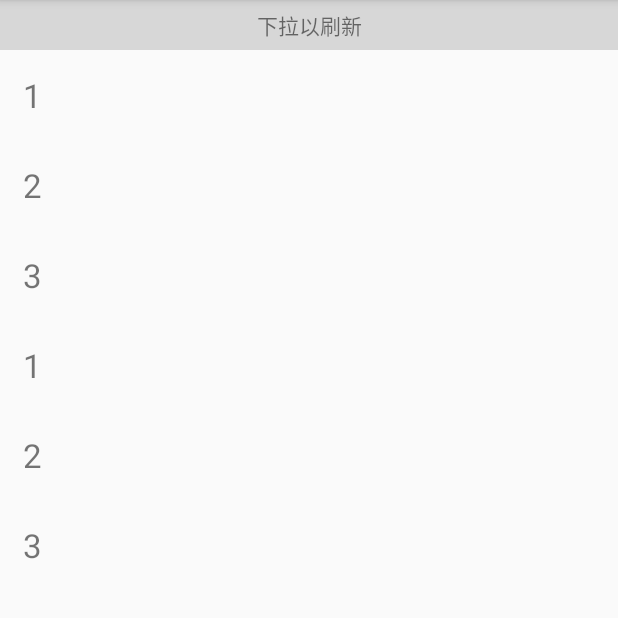
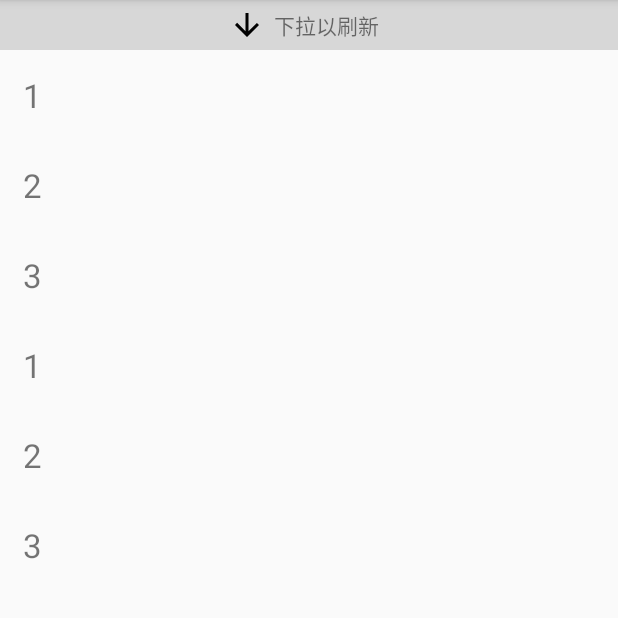
Before and after one commit to lvrayman/CoolRecycleViewAdapter, an Android app: the screen it shows after launch (MainActivity), on a phone screen of 412 x 824 dp, the part 84-702 px from its top. Run offline under Robolectric (Android 15) with nearby library versions, the phone set to English and light mode, and no system bars.

Commit message:
下拉刷新时的动画效果

```diff
--- a/coolrecyclerviewadapter/src/main/java/com/rayman/coolrecyclerviewadapter/IHeadRefreshHolder.kt
+++ b/coolrecyclerviewadapter/src/main/java/com/rayman/coolrecyclerviewadapter/IHeadRefreshHolder.kt
@@ -7,8 +7,8 @@ package com.rayman.coolrecyclerviewadapter
 interface IHeadRefreshHolder {
 
     fun onReset()
-
     fun onPrepare()
+    fun onUnprepare()
     fun onMove(offset: Float)
     fun onRelease()
     fun onRefreshFinish()
--- /dev/null
+++ b/coolrecyclerviewadapter/src/main/res/drawable/ic_arrow_down.xml
@@ -0,0 +1,9 @@
+<vector xmlns:android="http://schemas.android.com/apk/res/android"
+        android:width="24dp"
+        android:height="24dp"
+        android:viewportWidth="24.0"
+        android:viewportHeight="24.0">
+    <path
+        android:pathData="M20,12l-1.41,-1.41L13,16.17V4h-2v12.17l-5.58,-5.59L4,12l8,8 8,-8z"
+        android:fillColor="#010101"/>
+</vector>
--- a/coolrecyclerviewadapter/src/main/res/layout/view_head.xml
+++ b/coolrecyclerviewadapter/src/main/res/layout/view_head.xml
@@ -3,11 +3,24 @@
     android:layout_width="match_parent"
     android:layout_height="wrap_content"
     android:background="#24000000"
+    android:gravity="center"
     android:orientation="horizontal">
+
+    <ImageView
+        android:id="@+id/iv_arrow"
+        android:layout_width="wrap_content"
+        android:layout_height="wrap_content"
+        android:background="@drawable/ic_arrow_down" />
+
+    <ProgressBar
+        android:id="@+id/pb_refreshing"
+        android:layout_width="30dp"
+        android:layout_height="30dp"
+        android:visibility="gone" />
 
     <TextView
         android:id="@+id/tv_head"
-        android:layout_width="match_parent"
+        android:layout_width="wrap_content"
         android:layout_height="wrap_content"
         android:gravity="center"
         android:padding="6dp"
--- a/coolrecyclerviewadapter/src/main/res/values/strings.xml
+++ b/coolrecyclerviewadapter/src/main/res/values/strings.xml
@@ -4,5 +4,6 @@
     <string name="info_loading">正在加载中...</string>
     <string name="pull_to_refresh">下拉以刷新</string>
     <string name="release_to_refresh">松手以刷新</string>
+    <string name="refreshing">刷新中</string>
 
 </resources>
```
Also changed, not shown: coolrecyclerviewadapter/src/main/java/com/rayman/coolrecyclerviewadapter/defaultimplement/DefaultHeadViewHolder.kt (+30 -6 lines), coolrecyclerviewadapter/src/main/java/com/rayman/coolrecyclerviewadapter/view/RefreshHeadView.kt (+30 -1 lines).
